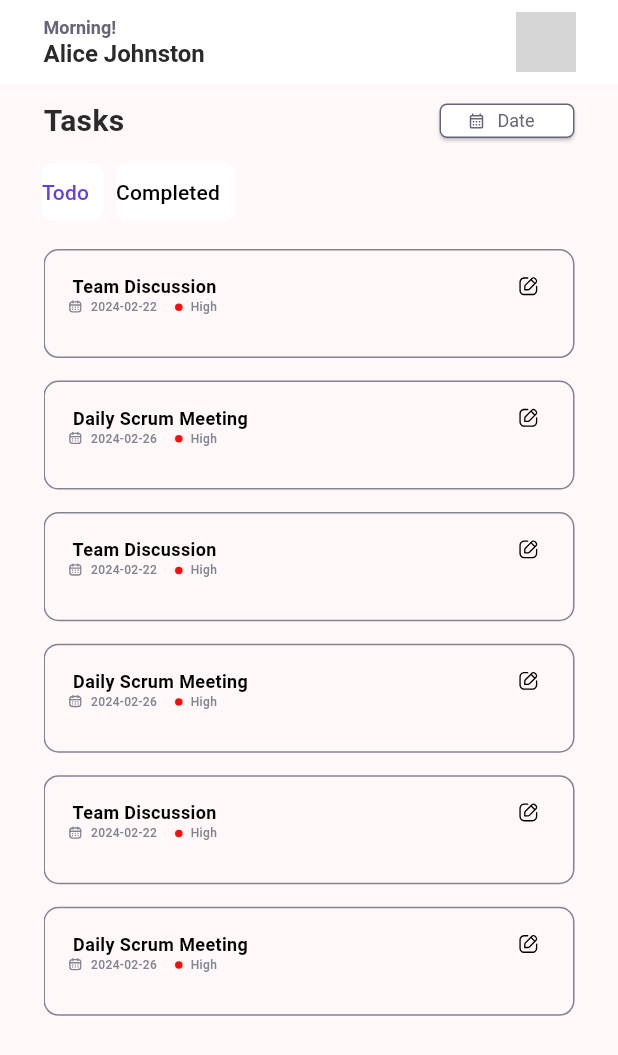
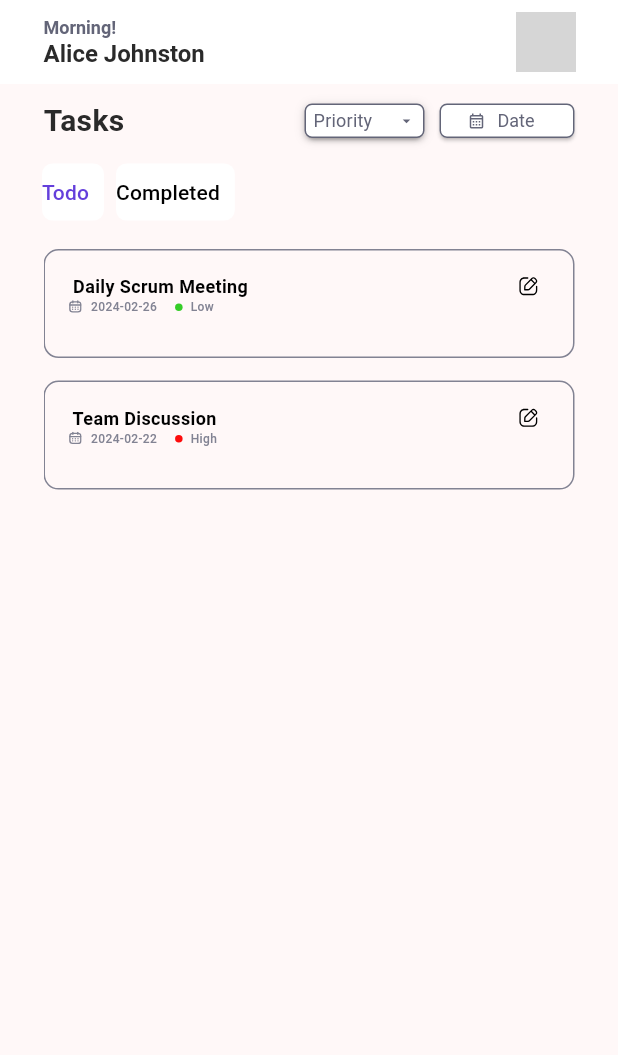
Before and after one commit to Madhushani-29/To-Do-App, a Flutter app: the screen it shows after launch, on a phone screen of 412 x 824 dp. Shown: the top 1055 px of the screen. Run offline on Flutter 3.47's test engine with Material 3 defaults, Android fonts, the phone set to English and light mode, and no system bars; drawn by our look-alikes of buttons_tabbar, dropdown_button2; our stand-ins replace flutter_svg; grey boxes are pictures that could not be loaded.

Commit message:
drop down added

```diff
--- a/lib/core/constants/strings.dart
+++ b/lib/core/constants/strings.dart
@@ -13,4 +13,15 @@ class AppStrings {
 
   // date filter button text
   static const String dateFilterButtonText = "Date";
+
+  //priority dropdown list values
+  static List<String> priorityListItems = [
+    'All',
+    'High',
+    'Medium',
+    'Low',
+  ];
+
+  //priority dropdown button text
+  static const String dropDownButtonText = "Priority";
 }
--- a/lib/src/task/presentation/screens/home-screen.dart
+++ b/lib/src/task/presentation/screens/home-screen.dart
@@ -1,3 +1,4 @@
+import 'package:dropdown_button2/dropdown_button2.dart';
 import 'package:flutter/material.dart';
 import 'package:buttons_tabbar/buttons_tabbar.dart';
 import 'package:todo/core/constants/color.dart';
@@ -21,34 +22,10 @@ class _HomeScreenState extends State<HomeScreen> {
       "status": "completed"
     },
     {
-      'title': 'Review Project Requirements',
-      'date': '2024-02-27',
-      'priority': 'Medium',
-      "status": "completed"
-    },
-    {
-      'title': 'Team Discussion',
-      'date': '2024-02-22',
-      'priority': 'High',
-      "status": "pending"
-    },
-    {
-      'title': 'User Interview',
-      'date': '2024-02-25',
-      'priority': 'Low',
-      "status": "completed"
-    },
-    {
       'title': 'Daily Scrum Meeting',
       'date': '2024-02-26',
-      'priority': 'High',
+      'priority': 'Low',
       "status": "pending"
-    },
-    {
-      'title': 'Daily Scrum Meeting',
-      'date': '2024-02-26',
-      'priority': 'High',
-      "status": "completed"
     },
     {
       'title': 'Review Project Requirements',
@@ -62,49 +39,9 @@ class _HomeScreenState extends State<HomeScreen> {
       'priority': 'High',
       "status": "pending"
     },
-    {
-      'title': 'User Interview',
-      'date': '2024-02-25',
-      'priority': 'Low',
-      "status": "completed"
-    },
-    {
-      'title': 'Daily Scrum Meeting',
-      'date': '2024-02-26',
-      'priority': 'High',
-      "status": "pending"
-    },
-    {
-      'title': 'Daily Scrum Meeting',
-      'date': '2024-02-26',
-      'priority': 'High',
-      "status": "completed"
-    },
-    {
-      'title': 'Review Project Requirements',
-      'date': '2024-02-27',
-      'priority': 'Medium',
-      "status": "completed"
-    },
-    {
-      'title': 'Team Discussion',
-      'date': '2024-02-22',
-      'priority': 'High',
-      "status": "pending"
-    },
-    {
-      'title': 'User Interview',
-      'date': '2024-02-25',
-      'priority': 'Low',
-      "status": "completed"
-    },
-    {
-      'title': 'Daily Scrum Meeting',
-      'date': '2024-02-26',
-      'priority': 'High',
-      "status": "pending"
-    },
   ];
+
+  String? selectedValue;
 
   @override
   Widget build(BuildContext context) {
@@ -127,6 +64,84 @@ class _HomeScreenState extends State<HomeScreen> {
                 ),
                 Row(
                   children: [
+                    DropdownButtonHideUnderline(
+                      child: DropdownButton2<String>(
+                        isExpanded: true,
+                        hint: const Expanded(
+                          child: Text(
+                            AppStrings.dropDownButtonText,
+                            style: TextStyle(
+                              fontSize: 12,
+                              fontWeight: FontWeight.w400,
+                              color: AppColors.buttonTextColor,
+                            ),
+                            overflow: TextOverflow.ellipsis,
+                          ),
+                        ),
+                        items: AppStrings.priorityListItems
+                            .map((String item) => DropdownMenuItem<String>(
+                                  value: item,
+                                  child: Text(
+                                    item,
+                                    style: const TextStyle(
+                                      fontSize: 12,
+                                      fontWeight: FontWeight.w400,
+                                      color: AppColors.buttonTextColor,
+                                    ),
+                                    overflow: TextOverflow.ellipsis,
+                                  ),
+                                ))
+                            .toList(),
+                        value: selectedValue,
+                        onChanged: (value) {
+                          setState(() {
+                            selectedValue = value;
+                          });
+                        },
+                        buttonStyleData: ButtonStyleData(
+                          height: 23,
+                          width: 80,
+                          padding: const EdgeInsets.only(left: 5, right: 5),
+                          decoration: BoxDecoration(
+                            borderRadius: BorderRadius.circular(5),
+                            border: Border.all(
+                              color: AppColors.dropdownBorderColor,
+                            ),
+                            color: AppColors.primaryButtonBackgroundColor,
+                          ),
+                          elevation: 2,
+                        ),
+                        iconStyleData: const IconStyleData(
+                          icon: Icon(
+                            Icons.arrow_drop_down_sharp,
+                          ),
+                          iconSize: 12,
+                          iconEnabledColor: AppColors.buttonIconColor,
+                          iconDisabledColor: AppColors.buttonIconColor,
+                        ),
+                        dropdownStyleData: DropdownStyleData(
+                          maxHeight: 150,
+                          width: 80,
+                          decoration: BoxDecoration(
+                            borderRadius: BorderRadius.circular(5),
+                            color: AppColors.primaryButtonBackgroundColor,
+                          ),
+                          offset: const Offset(0, 0),
+                          scrollbarTheme: ScrollbarThemeData(
+                            radius: const Radius.circular(0),
+                            thickness: MaterialStateProperty.all(5),
+                            thumbVisibility: MaterialStateProperty.all(true),
+                          ),
+                        ),
+                        menuItemStyleData: const MenuItemStyleData(
+                          height: 20,
+                          padding: EdgeInsets.only(left: 5, right: 5),
+                        ),
+                      ),
+                    ),
+                    SizedBox(
+                      width: 10,
+                    ),
                     SizedBox(
                       height: 23,
                       width: 90,
--- a/pubspec.yaml
+++ b/pubspec.yaml
@@ -14,6 +14,7 @@ dependencies:
   buttons_tabbar: ^1.3.8
   calendar_date_picker2: ^0.5.3
   flutter_svg: ^2.0.10+1
+  dropdown_button2: ^2.3.9
 
 
 dev_dependencies:
```
Also changed, not shown: pubspec.lock.
